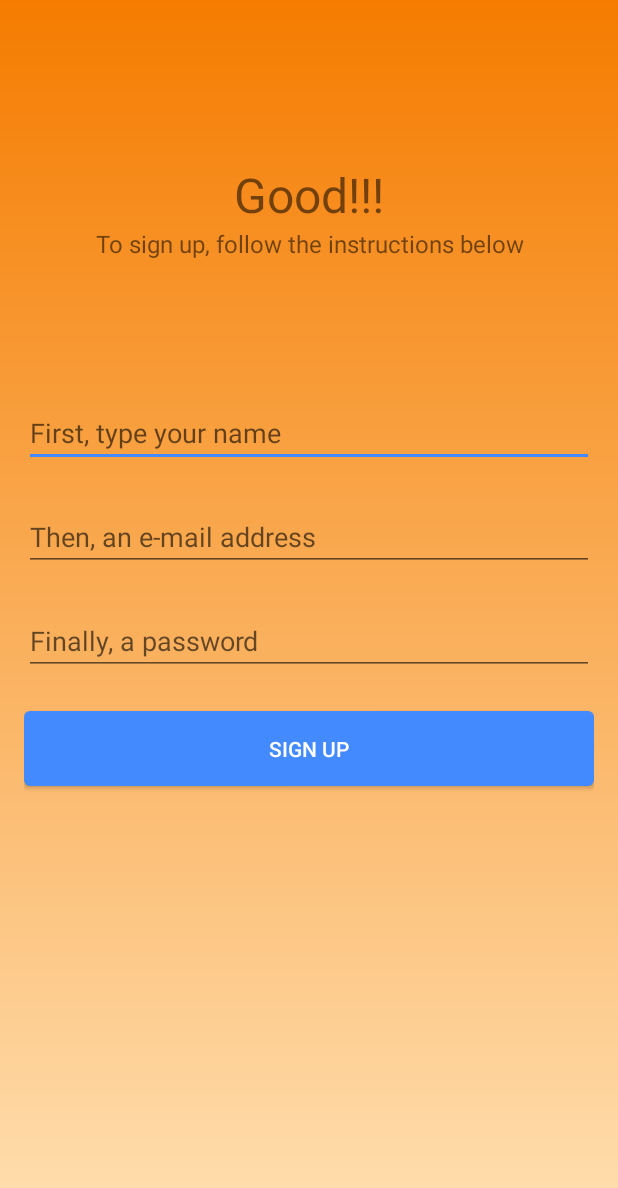
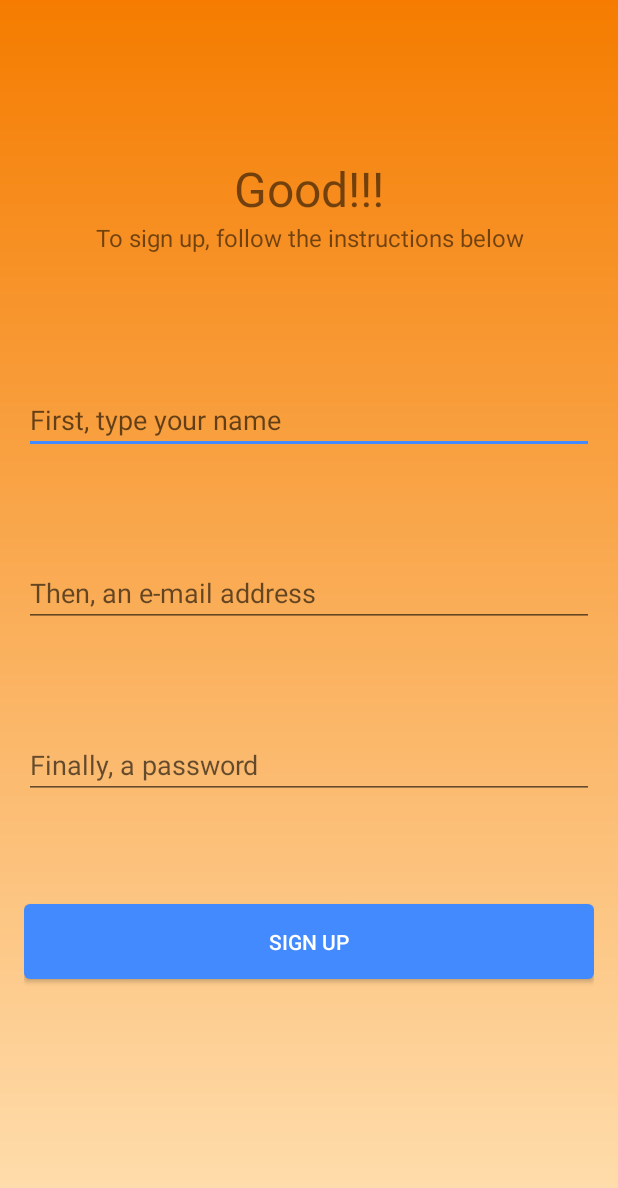
Before and after one commit to gziolle/promptastic, an Android app: the SignupActivity screen opened directly, with no data from a screen before it, on a phone screen of 412 x 824 dp. Shown: the top 1188 px of the screen. Run offline under Robolectric (Android 15) with nearby library versions, the phone set to English and light mode, and no system bars; our stand-ins replace ButterKnife; Roboto replaces fonts that are not available here.

Commit message:
feat: Changed SignIn and Login screens to fit bigger screens better

```diff
--- a/app/src/main/res/layout-land/activity_signup.xml
+++ b/app/src/main/res/layout-land/activity_signup.xml
@@ -50,6 +50,10 @@
             android:layout_width="match_parent"
             android:layout_height="wrap_content">
 
+            <LinearLayout
+                android:layout_width="match_parent"
+                android:layout_height="match_parent"
+                android:orientation="vertical">
                 <EditText
                     android:id="@+id/et_signup_display_name"
                     android:layout_width="match_parent"
@@ -61,6 +65,7 @@
                     android:id="@+id/et_signup_user"
                     android:layout_width="match_parent"
                     android:layout_height="wrap_content"
+                    android:layout_marginTop="@dimen/login_edit_text_top_margin"
                     android:hint="@string/signup_email_hint"
                     android:inputType="textAutoComplete" />
 
@@ -71,10 +76,8 @@
                     android:layout_marginTop="@dimen/login_edit_text_top_margin"
                     android:hint="@string/signup_password_hint"
                     android:inputType="textPassword" />
-
+            </LinearLayout>
         </ScrollView>
-
-
 
         <Button
             android:id="@+id/bt_signup"
@@ -85,4 +88,5 @@
             android:background="@drawable/button_background"
             android:textColor="@color/button_text_color" />
     </LinearLayout>
+
 </LinearLayout>
--- a/app/src/main/res/layout/activity_signup.xml
+++ b/app/src/main/res/layout/activity_signup.xml
@@ -11,11 +11,12 @@
     <LinearLayout
         android:id="@+id/ll_signup_congrats"
         android:layout_width="match_parent"
-        android:layout_height="250dp"
+        android:layout_height="150dp"
         android:orientation="vertical"
         app:layout_constraintEnd_toEndOf="parent"
         app:layout_constraintStart_toStartOf="parent"
         app:layout_constraintTop_toTopOf="parent"
+        app:layout_constraintBottom_toTopOf="@id/et_signup_display_name"
         android:gravity="center">
 
         <TextView
@@ -38,10 +39,13 @@
         android:layout_width="match_parent"
         android:layout_height="wrap_content"
         android:hint="@string/signup_name_hint"
-        android:inputType="textPassword"
+        android:layout_marginStart="@dimen/login_margin_start"
+        android:layout_marginEnd="@dimen/login_margin_end"
+        android:inputType="text"
         app:layout_constraintEnd_toEndOf="parent"
         app:layout_constraintStart_toStartOf="parent"
         app:layout_constraintTop_toBottomOf="@id/ll_signup_congrats"
+        app:layout_constraintBottom_toTopOf="@id/et_signup_user"
         app:layout_constraintVertical_chainStyle="spread" />
 
     <EditText
@@ -51,9 +55,12 @@
         android:hint="@string/signup_email_hint"
         android:layout_marginTop="@dimen/login_edit_text_top_margin"
         android:inputType="textAutoComplete"
+        android:layout_marginStart="@dimen/login_margin_start"
+        android:layout_marginEnd="@dimen/login_margin_end"
         app:layout_constraintEnd_toEndOf="parent"
         app:layout_constraintStart_toStartOf="parent"
         app:layout_constraintTop_toBottomOf="@id/et_signup_display_name"
+        app:layout_constraintBottom_toTopOf="@id/et_signup_password"
         app:layout_constraintVertical_chainStyle="spread" />
 
     <EditText
@@ -63,9 +70,12 @@
         android:layout_marginTop="@dimen/login_edit_text_top_margin"
         android:hint="@string/signup_password_hint"
         android:inputType="textPassword"
+        android:layout_marginStart="@dimen/login_margin_start"
+        android:layout_marginEnd="@dimen/login_margin_end"
         app:layout_constraintEnd_toEndOf="parent"
         app:layout_constraintStart_toStartOf="parent"
         app:layout_constraintTop_toBottomOf="@id/et_signup_user"
+        app:layout_constraintBottom_toTopOf="@id/bt_signup"
         app:layout_constraintVertical_chainStyle="spread" />
 
     <Button
@@ -75,10 +85,13 @@
         android:layout_marginTop="@dimen/login_button_top_margin"
         android:background="@drawable/button_background"
         android:text="@string/signup_button_text"
+        android:layout_marginStart="@dimen/login_margin_start"
+        android:layout_marginEnd="@dimen/login_margin_end"
         android:textColor="@color/button_text_color"
         app:layout_constraintEnd_toEndOf="parent"
         app:layout_constraintStart_toStartOf="parent"
         app:layout_constraintTop_toBottomOf="@id/et_signup_password"
+        app:layout_constraintBottom_toTopOf="@id/signup_progress_bar"
         app:layout_constraintVertical_chainStyle="spread" />
 
     <ProgressBar
@@ -89,6 +102,7 @@
         app:layout_constraintStart_toStartOf="parent"
         app:layout_constraintEnd_toEndOf="parent"
         app:layout_constraintTop_toBottomOf="@id/bt_signup"
-        android:visibility="gone"/>
+        app:layout_constraintBottom_toBottomOf="parent"
+        android:visibility="invisible"/>
 
 </androidx.constraintlayout.widget.ConstraintLayout>
--- /dev/null
+++ b/app/src/main/res/values-sw600dp/dimens.xml
@@ -0,0 +1,6 @@
+<?xml version="1.0" encoding="utf-8"?>
+<resources>
+
+    <dimen name="login_margin_start">64dp</dimen>
+    <dimen name="login_margin_end">64dp</dimen>
+</resources>
--- a/app/src/main/res/values/dimens.xml
+++ b/app/src/main/res/values/dimens.xml
@@ -40,4 +40,7 @@
 
     <dimen name="about_name_text_size">36sp</dimen>
 
+    <dimen name="login_margin_start">0dp</dimen>
+    <dimen name="login_margin_end">0dp</dimen>
+
 </resources>
--- a/app/src/main/res/values/strings.xml
+++ b/app/src/main/res/values/strings.xml
@@ -15,7 +15,7 @@
     <string name="edit_text_login_password">Password</string>
     <string name="login_button_text">Login</string>
     <string name="login_new_user">Are you new here?&#032;</string>
-    <string name="login_sign_up">&#032;Sign Up!</string>
+    <string name="login_sign_up"><u>&#032;Sign Up!</u></string>
     <string name="login_fail">Login Failure. Please, try again</string>
     <string name="login_username_error">Type your e-mail address</string>
     <string name="login_password_error">Type your password</string>
@@ -44,7 +44,7 @@
 
     <string name="play_script_category" translatable="false">play_script_category</string>
 
-    <string name="open_source_licenses">Open Source Licenses</string>
+    <string name="open_source_licenses"><u>Open Source Licenses</u></string>
 
     <string name="script_saved">Script saved!</string>
     <string name="script_deleted">Script deleted!</string>
```
Also changed, not shown: app/src/main/res/layout/activity_login.xml (+17 -4 lines). Lines whose indentation alone changed are shown as unchanged.
